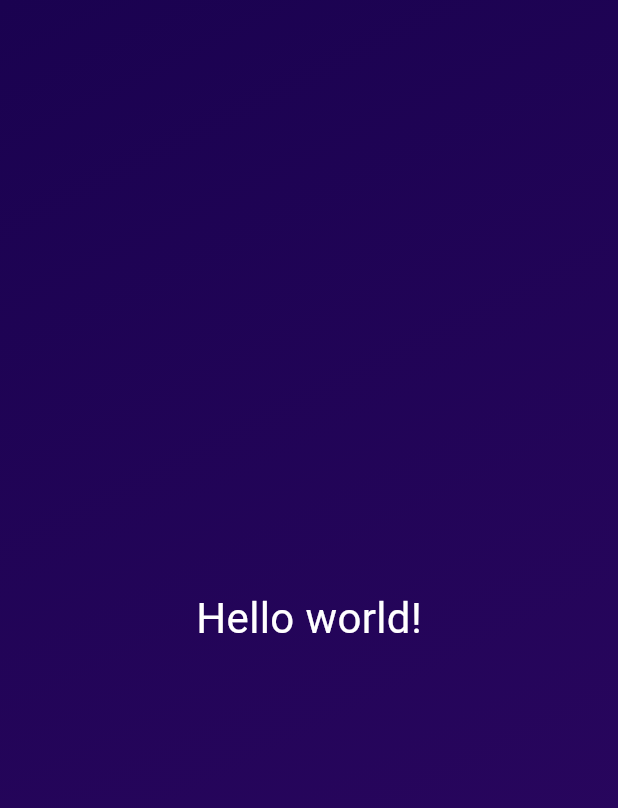
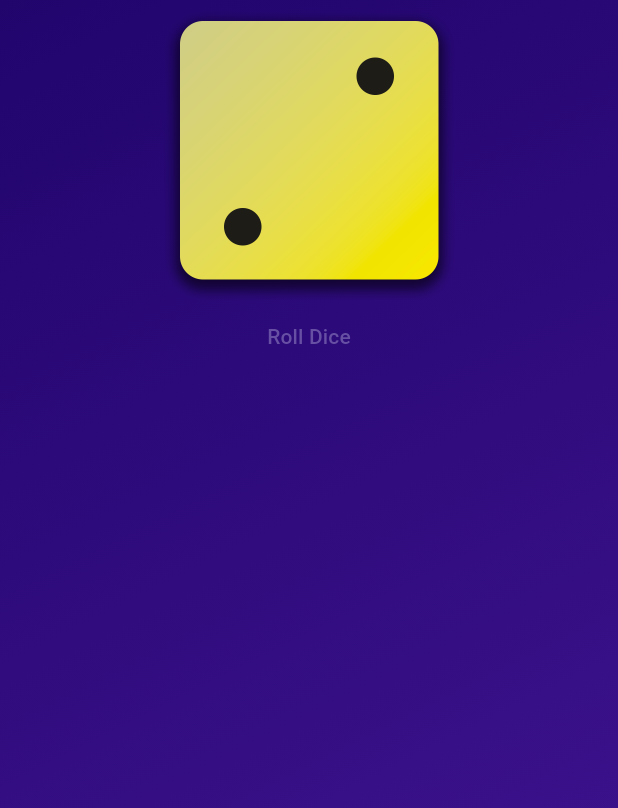
Before and after one commit to vohoangloc123/roll_dice_app., a Flutter app: the screen it shows after launch, on a phone screen of 412 x 824 dp. Shown: the top 808 px of the screen. Run offline on Flutter 3.47's test engine with Material 3 defaults, Android fonts, the phone set to English and light mode, and no system bars.

Commit message:
Added dice images and button roll dice

```diff
--- a/lib/gradient_container.dart
+++ b/lib/gradient_container.dart
@@ -1,29 +1,35 @@
 import 'package:flutter/cupertino.dart';
 import 'package:flutter/material.dart';
-import 'package:roll_dice_app/styled_text.dart';
-var startAlignment = Alignment.topLeft;
-var endAlignment = Alignment.bottomRight;
-class GradientContainer extends StatelessWidget{
-  const GradientContainer({super.key});
 
+const startAlignment = Alignment.topLeft;
+const endAlignment = Alignment.bottomRight;
+
+class GradientContainer extends StatelessWidget {
+  const GradientContainer({super.key, required this.colors});
+  final List<Color> colors;
+  void rollDice()
+  {
+
+  }
   @override
   Widget build(BuildContext context) {
     return Container(
       decoration: BoxDecoration(
         gradient: LinearGradient(
-          colors: [
-            Color.fromARGB(255, 26, 2, 80),
-            Color.fromARGB(255, 45, 7, 98),
+            colors: colors, begin: startAlignment, end: endAlignment),
+      ),
+      child: Center(
+        child: Column(
+          children: [
+            Image.asset(
+              'assets/images/dice-2.png',
+              width: 200,
+            ),
+            TextButton(onPressed: rollDice,
+                child: const Text("Roll Dice")),
           ],
-          begin: startAlignment,
-          end: endAlignment
         ),
-      ),
-      child: const Center(
-        child: StyledText(),
       ),
     );
   }
-
-
 }
--- a/lib/main.dart
+++ b/lib/main.dart
@@ -6,7 +6,12 @@
   runApp(
     const MaterialApp(
       home: Scaffold(
-        body: GradientContainer(),
+        body: GradientContainer(
+          colors: [
+            Color.fromARGB(255, 33, 5, 109),
+            Color.fromARGB(255, 68, 21, 149),
+          ],
+        ),
       ),
     ),
   );
--- a/lib/styled_text.dart
+++ b/lib/styled_text.dart
@@ -2,13 +2,15 @@
 import 'package:flutter/material.dart';
 
 class StyledText extends StatelessWidget {
-  const StyledText({super.key});
+  const StyledText(this.text, {super.key});
+
+  final String text;
 
   @override
   Widget build(BuildContext context) {
-    return const Text('Hello world!',
-      style: TextStyle(color: Colors.white,
-          fontSize: 28),
+    return Text(
+      text,
+      style: TextStyle(color: Colors.white, fontSize: 28),
     );
   }
 }
```
Also changed, not shown: pubspec.yaml (+7 -6 lines), assets/images/dice-1.png (added), assets/images/dice-2.png (added), assets/images/dice-3.png (added), assets/images/dice-4.png (added), assets/images/dice-5.png (added), assets/images/dice-6.png (added).
